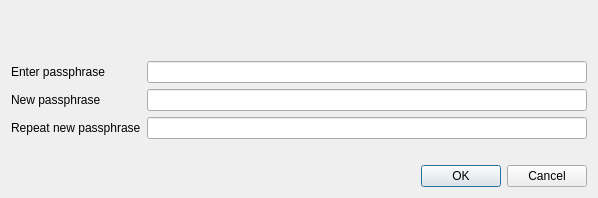
First picture: the form in src/qt/forms/askpassphrasedialog.ui, repository wpstudio/blazecoin, before the edit.
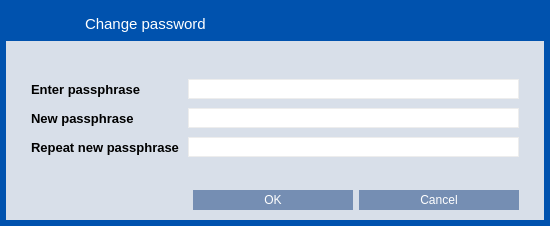
Second picture: the form after the edit. Icons and pictures are not drawn.

Commit message: Version 2 fix with Leveldb done right

What changed in the file:
```diff
--- a/src/qt/forms/askpassphrasedialog.ui
+++ b/src/qt/forms/askpassphrasedialog.ui
@@ -6,12 +6,12 @@
    <rect>
     <x>0</x>
     <y>0</y>
-    <width>598</width>
-    <height>198</height>
+    <width>550</width>
+    <height>226</height>
    </rect>
   </property>
   <property name="sizePolicy">
-   <sizepolicy hsizetype="Preferred" vsizetype="Minimum">
+   <sizepolicy hsizetype="Preferred" vsizetype="Preferred">
     <horstretch>0</horstretch>
     <verstretch>0</verstretch>
    </sizepolicy>
@@ -25,24 +25,276 @@
   <property name="windowTitle">
    <string>Passphrase Dialog</string>
   </property>
+  <property name="styleSheet">
+   <string notr="true">QLabel {
+	color: #000000;
+}
+
+#AskPassphraseDialog {
+	background-color: rgb(0, 82, 174);
+}
+
+QLineEdit {
+	border: 1px solid #ededed;
+}
+</string>
+  </property>
   <layout class="QVBoxLayout" name="verticalLayout">
+   <property name="spacing">
+    <number>0</number>
+   </property>
+   <property name="margin">
+    <number>6</number>
+   </property>
+   <item>
+    <widget class="QFrame" name="frame">
+     <property name="styleSheet">
+      <string notr="true">#frame {
+	background-color: #D8DFE9;
+    border-style:none;
+}</string>
+     </property>
+     <property name="frameShape">
+      <enum>QFrame::StyledPanel</enum>
+     </property>
+     <property name="frameShadow">
+      <enum>QFrame::Raised</enum>
+     </property>
+     <layout class="QVBoxLayout" name="verticalLayout_2">
+      <property name="spacing">
+       <number>0</number>
+      </property>
+      <property name="margin">
+       <number>0</number>
+      </property>
+      <item>
+       <widget class="QWidget" name="wCaption" native="true">
+        <property name="minimumSize">
+         <size>
+          <width>0</width>
+          <height>35</height>
+         </size>
+        </property>
+        <property name="maximumSize">
+         <size>
+          <width>16777215</width>
+          <height>35</height>
+         </size>
+        </property>
+        <property name="styleSheet">
+         <string notr="true">#wCaption {
+	background-color:  rgb(0, 82, 174);
+}</string>
+        </property>
+        <property name="is_header" stdset="0">
+         <bool>true</bool>
+        </property>
+        <layout class="QHBoxLayout" name="horizontalLayout_19">
+         <property name="margin">
+          <number>0</number>
+         </property>
+         <item>
+          <spacer name="horizontalSpacer_26">
+           <property name="orientation">
+            <enum>Qt::Horizontal</enum>
+           </property>
+           <property name="sizeType">
+            <enum>QSizePolicy::Fixed</enum>
+           </property>
+           <property name="sizeHint" stdset="0">
+            <size>
+             <width>7</width>
+             <height>20</height>
+            </size>
+           </property>
+          </spacer>
+         </item>
+         <item>
+          <widget class="QLabel" name="lbTitleIcon">
+           <property name="sizePolicy">
+            <sizepolicy hsizetype="Preferred" vsizetype="Preferred">
+             <horstretch>0</horstretch>
+             <verstretch>0</verstretch>
+            </sizepolicy>
+           </property>
+           <property name="minimumSize">
+            <size>
+             <width>30</width>
+             <height>30</height>
+            </size>
+           </property>
+           <property name="maximumSize">
+            <size>
+             <width>30</width>
+             <height>30</height>
+            </size>
+           </property>
+           <property name="text">
+            <string/>
+           </property>
+           <property name="pixmap">
+            <pixmap resource="../res.qrc">:/res/change_pass.png</pixmap>
+           </property>
+          </widget>
+         </item>
+         <item>
+          <widget class="QLabel" name="lbTitleEncrypt">
+           <property name="sizePolicy">
+            <sizepolicy hsizetype="Preferred" vsizetype="Preferred">
+             <horstretch>0</horstretch>
+             <verstretch>0</verstretch>
+            </sizepolicy>
+           </property>
+           <property name="minimumSize">
+            <size>
+             <width>30</width>
+             <height>30</height>
+            </size>
+           </property>
+           <property name="maximumSize">
+            <size>
+             <width>30</width>
+             <height>30</height>
+            </size>
+           </property>
+           <property name="text">
+            <string/>
+           </property>
+           <property name="pixmap">
+            <pixmap resource="../res.qrc">:/res/encrypt.png</pixmap>
+           </property>
+          </widget>
+         </item>
+         <item>
+          <widget class="QLabel" name="lbTitle">
+           <property name="sizePolicy">
+            <sizepolicy hsizetype="Preferred" vsizetype="Preferred">
+             <horstretch>0</horstretch>
+             <verstretch>0</verstretch>
+            </sizepolicy>
+           </property>
+           <property name="font">
+            <font>
+             <pointsize>11</pointsize>
+             <stylestrategy>PreferAntialias</stylestrategy>
+            </font>
+           </property>
+           <property name="styleSheet">
+            <string notr="true">QLabel {
+	color: #FFFFFF;
+}</string>
+           </property>
+           <property name="text">
+            <string>Change password</string>
+           </property>
+          </widget>
+         </item>
+         <item>
+          <widget class="QPushButton" name="bClose">
+           <property name="minimumSize">
+            <size>
+             <width>30</width>
+             <height>30</height>
+            </size>
+           </property>
+           <property name="maximumSize">
+            <size>
+             <width>30</width>
+             <height>30</height>
+            </size>
+           </property>
+           <property name="styleSheet">
+            <string notr="true">QPushButton {	
+	image: url(:/res/close_normal.png);
+	border: 0px solid gray;
+}
+QPushButton:pressed:flat {
+	image: url(:/res/close_normal.png);
+}
+
+QPushButton:hover {
+	image: url(:/res/close_hover.png);
+}</string>
+           </property>
+           <property name="text">
+            <string notr="true"/>
+           </property>
+           <property name="flat">
+            <bool>true</bool>
+           </property>
+          </widget>
+         </item>
+        </layout>
+       </widget>
+      </item>
+      <item>
+       <layout class="QHBoxLayout" name="horizontalLayout_3">
+        <property name="spacing">
+         <number>0</number>
+        </property>
+        <property name="leftMargin">
+         <number>25</number>
+        </property>
+        <property name="topMargin">
+         <number>9</number>
+        </property>
+        <property name="rightMargin">
+         <number>25</number>
+        </property>
+        <property name="bottomMargin">
+         <number>9</number>
+        </property>
    <item>
     <widget class="QLabel" name="warningLabel">
+          <property name="font">
+           <font>
+            <pointsize>10</pointsize>
+            <weight>50</weight>
+            <bold>false</bold>
+           </font>
+          </property>
      <property name="textFormat">
       <enum>Qt::RichText</enum>
      </property>
      <property name="wordWrap">
       <bool>true</bool>
      </property>
-    </widget>
+          <property name="margin">
+           <number>0</number>
+          </property>
+         </widget>
+        </item>
+       </layout>
    </item>
    <item>
     <layout class="QFormLayout" name="formLayout">
      <property name="fieldGrowthPolicy">
       <enum>QFormLayout::AllNonFixedFieldsGrow</enum>
      </property>
+        <property name="horizontalSpacing">
+         <number>9</number>
+        </property>
+        <property name="verticalSpacing">
+         <number>9</number>
+        </property>
+        <property name="leftMargin">
+         <number>25</number>
+        </property>
+        <property name="rightMargin">
+         <number>25</number>
+        </property>
+        <property name="bottomMargin">
+         <number>9</number>
+        </property>
      <item row="0" column="0">
       <widget class="QLabel" name="passLabel1">
+          <property name="font">
+           <font>
+            <pointsize>10</pointsize>
+            <weight>75</weight>
+            <bold>true</bold>
+           </font>
+          </property>
        <property name="text">
         <string>Enter passphrase</string>
        </property>
@@ -50,6 +302,12 @@
      </item>
      <item row="0" column="1">
       <widget class="QLineEdit" name="passEdit1">
+          <property name="minimumSize">
+           <size>
+            <width>0</width>
+            <height>20</height>
+           </size>
+          </property>
        <property name="echoMode">
         <enum>QLineEdit::Password</enum>
        </property>
@@ -57,6 +315,13 @@
      </item>
      <item row="1" column="0">
       <widget class="QLabel" name="passLabel2">
+          <property name="font">
+           <font>
+            <pointsize>10</pointsize>
+            <weight>75</weight>
+            <bold>true</bold>
+           </font>
+          </property>
        <property name="text">
         <string>New passphrase</string>
        </property>
@@ -64,6 +329,12 @@
      </item>
      <item row="1" column="1">
       <widget class="QLineEdit" name="passEdit2">
+          <property name="minimumSize">
+           <size>
+            <width>0</width>
+            <height>20</height>
+           </size>
+          </property>
        <property name="echoMode">
         <enum>QLineEdit::Password</enum>
        </property>
@@ -71,6 +342,13 @@
      </item>
      <item row="2" column="0">
       <widget class="QLabel" name="passLabel3">
+          <property name="font">
+           <font>
+            <pointsize>10</pointsize>
+            <weight>75</weight>
+            <bold>true</bold>
+           </font>
+          </property>
        <property name="text">
         <string>Repeat new passphrase</string>
        </property>
@@ -78,6 +356,12 @@
      </item>
      <item row="2" column="1">
       <widget class="QLineEdit" name="passEdit3">
+          <property name="minimumSize">
+           <size>
+            <width>0</width>
+            <height>20</height>
+           </size>
+          </property>
        <property name="echoMode">
         <enum>QLineEdit::Password</enum>
        </property>
@@ -85,8 +369,12 @@
      </item>
      <item row="3" column="1">
       <widget class="QLabel" name="capsLabel">
+          <property name="enabled">
+           <bool>true</bool>
+          </property>
        <property name="font">
         <font>
+            <pointsize>10</pointsize>
          <weight>75</weight>
          <bold>true</bold>
         </font>
@@ -102,7 +390,34 @@
     </layout>
    </item>
    <item>
+       <layout class="QHBoxLayout" name="horizontalLayout_2">
+        <property name="spacing">
+         <number>0</number>
+        </property>
+        <property name="rightMargin">
+         <number>25</number>
+        </property>
+        <item>
     <widget class="QDialogButtonBox" name="buttonBox">
+          <property name="styleSheet">
+           <string notr="true">QPushButton {
+	background-color: #758EB3;
+	color: #FFFFFF;
+	border: 0px solid gray;
+	max-height: 20px;
+	min-height: 20px;
+	max-width: 160px;
+	min-width: 160px;
+}
+
+QPushButton:hover {
+	background-color: #0099CC;
+}
+
+QPushButton:pressed:flat {
+	background-color: #9D0B17;
+}</string>
+          </property>
      <property name="orientation">
       <enum>Qt::Horizontal</enum>
      </property>
@@ -112,8 +427,31 @@
     </widget>
    </item>
   </layout>
- </widget>
- <resources/>
+      </item>
+      <item>
+       <spacer name="verticalSpacer">
+        <property name="orientation">
+         <enum>Qt::Vertical</enum>
+        </property>
+        <property name="sizeType">
+         <enum>QSizePolicy::Fixed</enum>
+        </property>
+        <property name="sizeHint" stdset="0">
+         <size>
+          <width>20</width>
+          <height>10</height>
+         </size>
+        </property>
+       </spacer>
+      </item>
+     </layout>
+    </widget>
+   </item>
+  </layout>
+ </widget>
+ <resources>
+  <include location="../res.qrc"/>
+ </resources>
  <connections>
   <connection>
    <sender>buttonBox</sender>
```
Left out of the diff: 16 changed lines with no effect on the pictures. Lines whose indentation alone changed are shown as unchanged. The commit also changes 833 other files.
